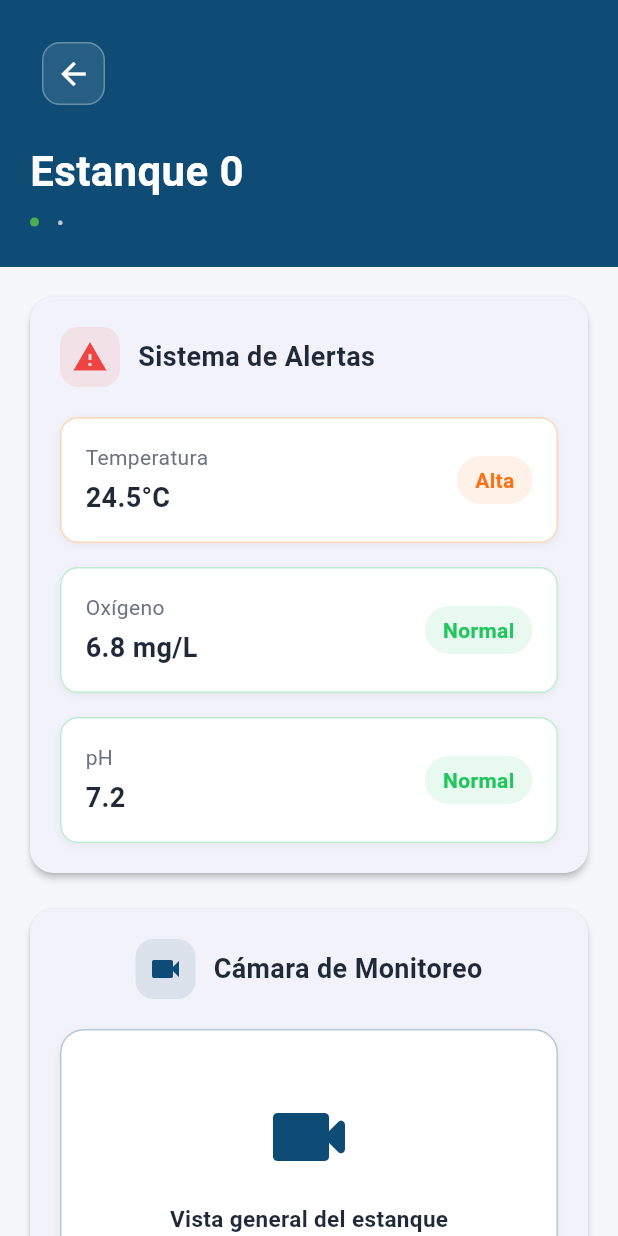
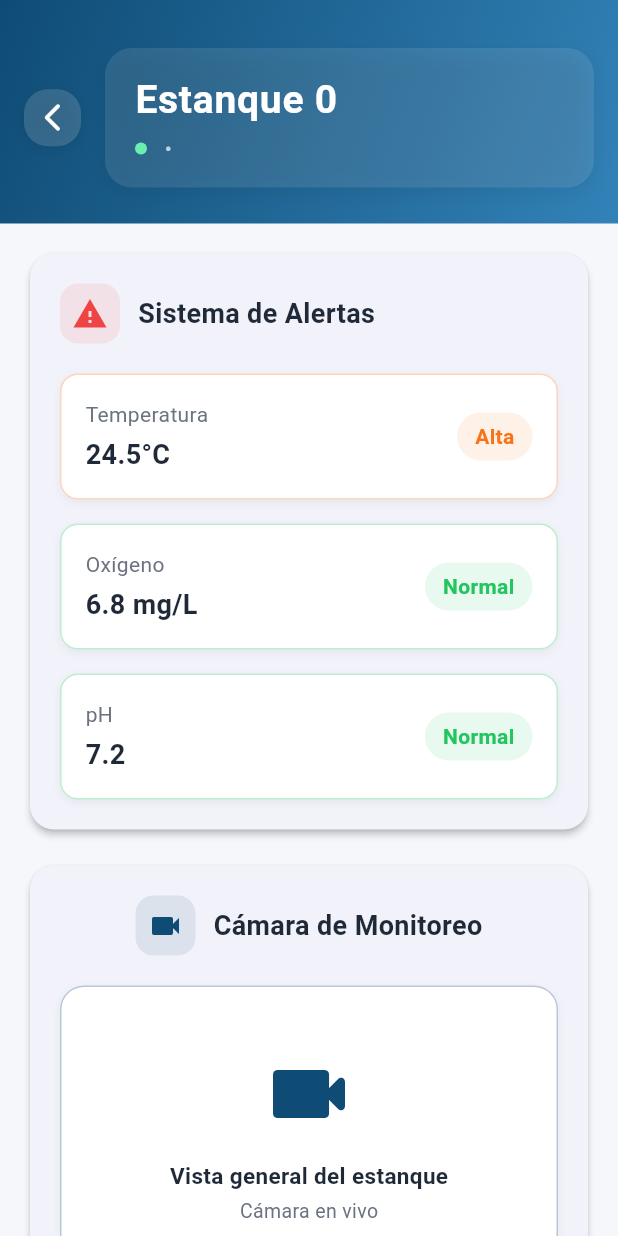
Before and after one commit to Bitnets-ST/App_Fish-Monitor, a Flutter app: the EstanqueDetailScreen screen opened directly with empty values, on a phone screen of 412 x 824 dp. Run offline on Flutter 3.47's test engine with Material 3 defaults, Android fonts, the phone set to English and light mode, and no system bars; our stand-ins replace animate_do, flutter_dotenv, video_player; missing offline and left inert: mongo_dart.

Commit message:
Mejoras2

```diff
--- a/lib/screens/estanque_detail_screen.dart
+++ b/lib/screens/estanque_detail_screen.dart
@@ -32,7 +32,6 @@ class EstanqueDetailScreen extends StatelessWidget {
                   _buildAlertSystem(isSmallScreen),
                   _buildCameraSection(isSmallScreen),
                   _buildWaterParameters(isSmallScreen),
-                  _buildChemicalAnalysis(isSmallScreen),
                   _buildFishInfo(isSmallScreen),
                   _buildActionButtons(context, isSmallScreen),
                   const SizedBox(height: 24),
@@ -46,60 +45,105 @@ class EstanqueDetailScreen extends StatelessWidget {
   }
 
   Widget _buildHeader(BuildContext context, bool isSmallScreen) {
-    return Container(
-      padding: EdgeInsets.all(isSmallScreen ? 12 : 20),
-      color: const Color(0xFF0F4C75),
+    return Stack(
+      children: [
+        Container(
+          decoration: const BoxDecoration(
+            gradient: LinearGradient(
+              colors: [Color(0xFF0F4C75), Color(0xFF3282B8)],
+              begin: Alignment.topLeft,
+              end: Alignment.bottomRight,
+            ),
+          ),
+          padding: EdgeInsets.only(
+            left: isSmallScreen ? 8 : 16,
+            right: isSmallScreen ? 8 : 16,
+            top: isSmallScreen ? 16 : 32,
+            bottom: isSmallScreen ? 16 : 24,
+          ),
+          child: Row(
+            children: [
+              InkWell(
+                onTap: () => Navigator.pop(context),
+                borderRadius: BorderRadius.circular(16),
+                child: Container(
+                  padding: const EdgeInsets.all(8),
+                  decoration: BoxDecoration(
+                    color: Colors.white.withOpacity(0.15),
+                    borderRadius: BorderRadius.circular(16),
+                    boxShadow: [
+                      BoxShadow(
+                        color: Colors.black.withOpacity(0.08),
+                        blurRadius: 8,
+                        offset: const Offset(0, 2),
+                      ),
+                    ],
+                  ),
+                  child: const Icon(Icons.arrow_back_ios_new_rounded, color: Colors.white, size: 22),
+                ),
+              ),
+              const SizedBox(width: 16),
+              Expanded(
+                child: Container(
+                  padding: EdgeInsets.symmetric(
+                    vertical: isSmallScreen ? 10 : 16,
+                    horizontal: isSmallScreen ? 12 : 20,
+                  ),
+                  decoration: BoxDecoration(
+                    color: Colors.white.withOpacity(0.10),
+                    borderRadius: BorderRadius.circular(18),
+                    boxShadow: [
+                      BoxShadow(
+                        color: Colors.black.withOpacity(0.07),
+                        blurRadius: 10,
+                        offset: const Offset(0, 4),
+                      ),
+                    ],
+                  ),
                   child: Column(
                     crossAxisAlignment: CrossAxisAlignment.start,
                     children: [
-          Row(
-            children: [
-              IconButton(
-                onPressed: () => Navigator.pop(context),
-                icon: Container(
-                  padding: const EdgeInsets.all(8),
-                  decoration: BoxDecoration(
-                    color: Colors.white.withOpacity(0.1),
-                    borderRadius: BorderRadius.circular(12),
-                    border: Border.all(color: Colors.white.withOpacity(0.3)),
-                  ),
-                  child: const Icon(Icons.arrow_back, color: Colors.white),
-                ),
-              ),
-            ],
-          ),
-          SizedBox(height: isSmallScreen ? 12 : 16),
                       Text(
                         'Estanque $estanqueNumber',
                         style: TextStyle(
-              fontSize: isSmallScreen ? 24 : 28,
+                          color: Colors.white,
+                          fontSize: isSmallScreen ? 22 : 26,
                           fontWeight: FontWeight.bold,
-              color: Colors.white,
+                          letterSpacing: 0.5,
                         ),
                       ),
                       const SizedBox(height: 4),
                       Row(
                         children: [
                           Container(
-                width: 6,
-                height: 6,
-                decoration: BoxDecoration(
-                  color: Colors.green,
-                  borderRadius: BorderRadius.circular(3),
+                            width: 8,
+                            height: 8,
+                            decoration: const BoxDecoration(
+                              color: Colors.greenAccent,
+                              shape: BoxShape.circle,
                             ),
                           ),
                           const SizedBox(width: 8),
-              Text(
+                          Flexible(
+                            child: Text(
                               '$centralName • $salaName',
                               style: TextStyle(
                                 color: Colors.white70,
                                 fontSize: isSmallScreen ? 12 : 14,
+                              ),
+                              overflow: TextOverflow.ellipsis,
                             ),
                           ),
                         ],
                       ),
                     ],
                   ),
+                ),
+              ),
+            ],
+          ),
+        ),
+      ],
     );
   }
 
@@ -346,39 +390,43 @@ class EstanqueDetailScreen extends StatelessWidget {
               ],
             ),
             SizedBox(height: isSmallScreen ? 16 : 20),
-            Wrap(
-              spacing: isSmallScreen ? 8 : 12,
-              runSpacing: isSmallScreen ? 8 : 12,
+            SingleChildScrollView(
+              scrollDirection: Axis.horizontal,
+              child: Row(
                 children: [
-                _buildParameterCard(
-                  'Temperatura',
-                  '24.5°C',
-                  Icons.thermostat,
-                  const Color(0xFFF97316),
-                  isSmallScreen,
+                  _waterParamCard(
+                    icon: Icons.thermostat,
+                    label: 'Temp',
+                    value: '24.5°C',
+                    color: const Color(0xFFF97316),
+                    isSmallScreen: isSmallScreen,
                   ),
-                _buildParameterCard(
-                  'Oxígeno',
-                  '6.8 mg/L',
-                  Icons.air,
-                  const Color(0xFF0F4C75),
-                  isSmallScreen,
+                  SizedBox(width: isSmallScreen ? 8 : 16),
+                  _waterParamCard(
+                    icon: Icons.air,
+                    label: 'O₂',
+                    value: '6.8 mg/L',
+                    color: const Color(0xFF0F4C75),
+                    isSmallScreen: isSmallScreen,
                   ),
-                _buildParameterCard(
-                  'pH',
-                  '7.2',
-                  Icons.science,
-                  const Color(0xFF7C3AED),
-                  isSmallScreen,
+                  SizedBox(width: isSmallScreen ? 8 : 16),
+                  _waterParamCard(
+                    icon: Icons.science,
+                    label: 'pH',
+                    value: '7.2',
+                    color: const Color(0xFF7C3AED),
+                    isSmallScreen: isSmallScreen,
                   ),
-                _buildParameterCard(
-                  'Turbidez',
-                  '2.1 NTU',
-                  Icons.blur_on,
-                  const Color(0xFF22C55E),
-                  isSmallScreen,
+                  SizedBox(width: isSmallScreen ? 8 : 16),
+                  _waterParamCard(
+                    icon: Icons.blur_on,
+                    label: 'Turbidez',
+                    value: '2.1 NTU',
+                    color: const Color(0xFF22C55E),
+                    isSmallScreen: isSmallScreen,
                   ),
                 ],
+              ),
             ),
           ],
         ),
@@ -386,148 +434,48 @@ class EstanqueDetailScreen extends StatelessWidget {
     );
   }
 
-  Widget _buildParameterCard(String label, String value, IconData icon, Color color, bool isSmallScreen) {
+  Widget _waterParamCard({
+    required IconData icon,
+    required String label,
+    required String value,
+    required Color color,
+    required bool isSmallScreen,
+  }) {
     return Container(
-      width: isSmallScreen ? 140 : 160,
-      padding: EdgeInsets.all(isSmallScreen ? 12 : 16),
+      width: isSmallScreen ? 80 : 100,
+      padding: EdgeInsets.symmetric(vertical: isSmallScreen ? 10 : 14, horizontal: 6),
       decoration: BoxDecoration(
-        color: color.withOpacity(0.1),
-        borderRadius: BorderRadius.circular(16),
-        border: Border.all(color: color.withOpacity(0.3)),
+        color: color.withOpacity(0.08),
+        borderRadius: BorderRadius.circular(14),
+        border: Border.all(color: color.withOpacity(0.18)),
         boxShadow: [
           BoxShadow(
-            color: Colors.black.withOpacity(0.05),
-            blurRadius: 4,
+            color: color.withOpacity(0.07),
+            blurRadius: 6,
             offset: const Offset(0, 2),
           ),
         ],
       ),
       child: Column(
+        mainAxisSize: MainAxisSize.min,
         children: [
-          Icon(icon, color: color, size: isSmallScreen ? 20 : 24),
-          SizedBox(height: isSmallScreen ? 6 : 8),
+          Icon(icon, color: color, size: isSmallScreen ? 22 : 28),
+          const SizedBox(height: 6),
           Text(
             value,
             style: TextStyle(
               color: const Color(0xFF1F2937),
-              fontSize: isSmallScreen ? 18 : 20,
+              fontSize: isSmallScreen ? 15 : 17,
               fontWeight: FontWeight.bold,
             ),
           ),
-          const SizedBox(height: 4),
+          const SizedBox(height: 2),
           Text(
             label,
             style: TextStyle(
-              color: const Color(0xFF6B7280),
-              fontSize: isSmallScreen ? 11 : 12,
-            ),
-            textAlign: TextAlign.center,
-          ),
-        ],
-      ),
-    );
-  }
-
-  Widget _buildChemicalAnalysis(bool isSmallScreen) {
-    return Card(
-      margin: EdgeInsets.only(bottom: isSmallScreen ? 16 : 24),
-      elevation: 2,
-      shape: RoundedRectangleBorder(
-        borderRadius: BorderRadius.circular(16),
-      ),
-      child: Padding(
-        padding: EdgeInsets.all(isSmallScreen ? 16 : 20),
-        child: Column(
-          crossAxisAlignment: CrossAxisAlignment.start,
-          children: [
-            Row(
-              children: [
-                Container(
-                  padding: const EdgeInsets.all(8),
-                  decoration: BoxDecoration(
-                    color: const Color(0xFF7C3AED).withOpacity(0.1),
-                    borderRadius: BorderRadius.circular(12),
-                  ),
-                  child: const Icon(Icons.science, color: Color(0xFF7C3AED)),
-                ),
-                const SizedBox(width: 12),
-                Text(
-                  'Análisis Químico',
-                  style: TextStyle(
-                    color: const Color(0xFF1F2937),
-                    fontSize: isSmallScreen ? 16 : 18,
-                    fontWeight: FontWeight.bold,
-                  ),
-                ),
-              ],
-            ),
-            SizedBox(height: isSmallScreen ? 16 : 20),
-            _buildChemicalItem('Amonio', '0.5 mg/L', 'Normal', const Color(0xFF22C55E), isSmallScreen),
-            SizedBox(height: isSmallScreen ? 12 : 16),
-            _buildChemicalItem('Nitritos', '0.1 mg/L', 'Normal', const Color(0xFF22C55E), isSmallScreen),
-            SizedBox(height: isSmallScreen ? 12 : 16),
-            _buildChemicalItem('Nitratos', '5.0 mg/L', 'Normal', const Color(0xFF22C55E), isSmallScreen),
-          ],
-        ),
-      ),
-    );
-  }
-
-  Widget _buildChemicalItem(String label, String value, String status, Color statusColor, bool isSmallScreen) {
-    return Container(
-      padding: EdgeInsets.all(isSmallScreen ? 12 : 16),
-      decoration: BoxDecoration(
-        color: Colors.white,
-        borderRadius: BorderRadius.circular(12),
-        border: Border.all(color: statusColor.withOpacity(0.3)),
-        boxShadow: [
-          BoxShadow(
-            color: Colors.black.withOpacity(0.05),
-            blurRadius: 4,
-            offset: const Offset(0, 2),
-          ),
-        ],
-      ),
-      child: Row(
-        mainAxisAlignment: MainAxisAlignment.spaceBetween,
-        children: [
-          Column(
-            crossAxisAlignment: CrossAxisAlignment.start,
-            children: [
-              Text(
-                label,
-                style: TextStyle(
-                  color: const Color(0xFF6B7280),
-                  fontSize: isSmallScreen ? 12 : 14,
-                ),
-              ),
-              const SizedBox(height: 4),
-              Text(
-                value,
-                style: TextStyle(
-                  color: const Color(0xFF1F2937),
-                  fontSize: isSmallScreen ? 16 : 18,
-                  fontWeight: FontWeight.bold,
-                ),
-              ),
-            ],
-          ),
-          Container(
-            padding: EdgeInsets.symmetric(
-              horizontal: isSmallScreen ? 8 : 12,
-              vertical: isSmallScreen ? 4 : 6,
-            ),
-            decoration: BoxDecoration(
-              color: statusColor.withOpacity(0.1),
-              borderRadius: BorderRadius.circular(20),
-            ),
-            child: Text(
-              status,
-              style: TextStyle(
-                color: statusColor,
-                fontSize: isSmallScreen ? 12 : 14,
-                fontWeight: FontWeight.bold,
-              ),
+              color: color,
+              fontSize: isSmallScreen ? 11 : 13,
+              fontWeight: FontWeight.w500,
             ),
           ),
         ],
--- a/pubspec.yaml
+++ b/pubspec.yaml
@@ -42,6 +42,8 @@ dependencies:
   json_annotation: ^4.8.1
   video_player: ^2.8.1
   animate_do: ^3.1.2
+  pdf: ^3.10.4
+  printing: ^5.11.0
 
 dev_dependencies:
   flutter_test:
```
Also changed, not shown: lib/screens/sala_detail_screen.dart (+247 -168 lines), pubspec.lock, 5 other files. Lines whose indentation alone changed are shown as unchanged.
